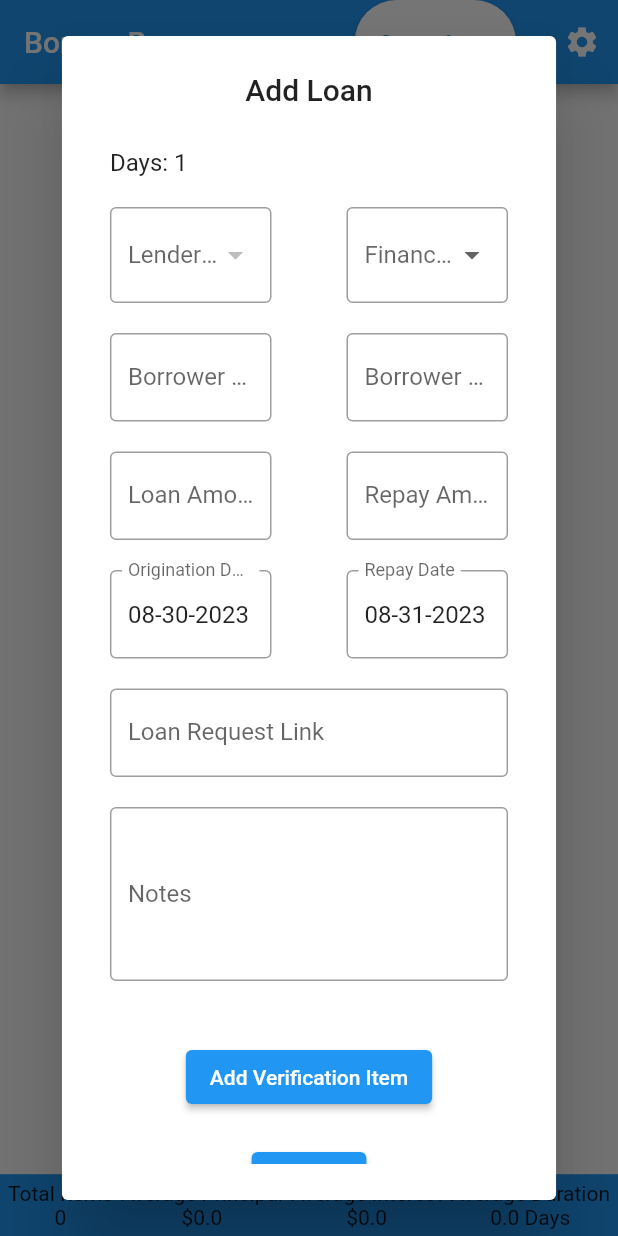
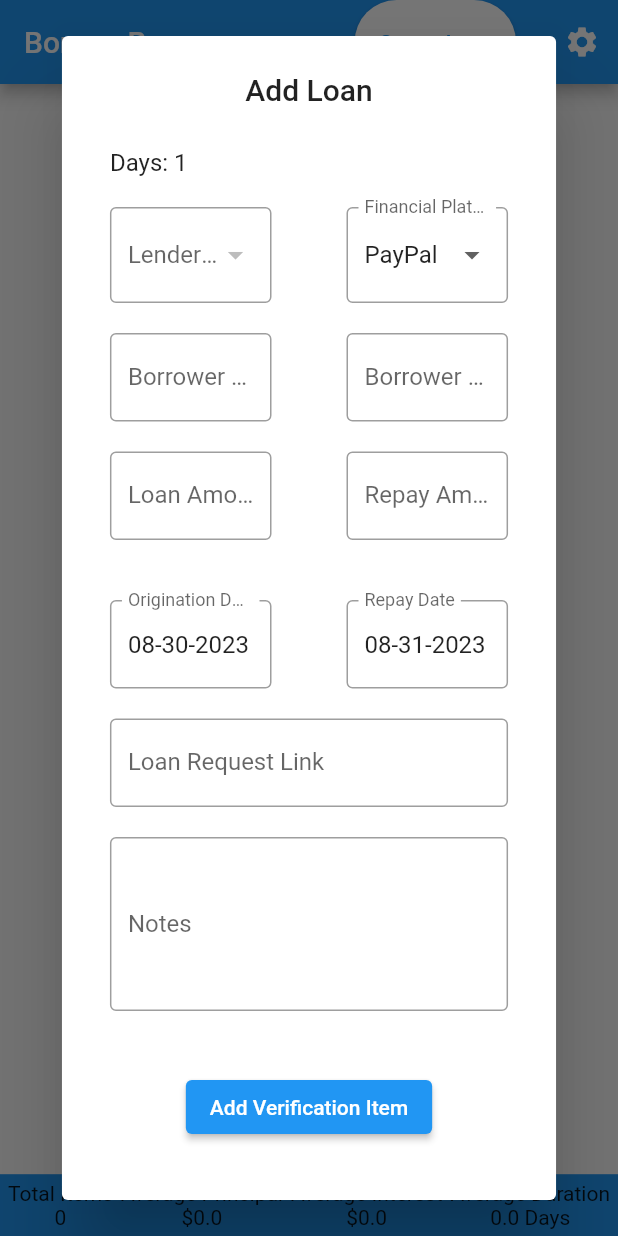
Before and after one commit to mkaramurzin/borrow-breeze, a Flutter app: the screen it shows once a user with an empty profile is signed in, after a tap on "Create a Loan", on a phone screen of 412 x 824 dp. Run offline on Flutter 3.47's test engine with Material 2 defaults, Android fonts, the phone set to English and light mode, and no system bars; our stand-ins replace cloud_firestore, firebase_auth, firebase_core, flutter_spinkit; accounts and stored records are empty.

Commit message:
feat(loan logic): add payment protection fee calculation

```diff
--- a/lib/widgets/loan_form.dart
+++ b/lib/widgets/loan_form.dart
@@ -22,11 +22,13 @@ class _LoanFormDialogState extends State<LoanFormDialog> {
   final GlobalKey<FormState> _formKey = GlobalKey<FormState>();
   List accountNames = [];
   bool showPartialPaymentField = false;
+  TextEditingController loanAmountController = TextEditingController();
+  bool showCalcFee = false;
 
   String status = 'ongoing';
-  String? lenderAccount;
+  String lenderAccount = 'independent';
   String borrowerUsername = '';
-  String? financialPlatform;
+  String financialPlatform = 'PayPal';
   String borrowerName = '';
   double? loanAmount;
   double? repayAmount;
@@ -68,6 +70,9 @@ class _LoanFormDialogState extends State<LoanFormDialog> {
                 'url': item['url'] as String,
               })
           .toList();
+    }
+    if (widget.loan != null) {
+      loanAmountController.text = loanAmount.toString();
     }
   }
 
@@ -300,10 +305,10 @@ class _LoanFormDialogState extends State<LoanFormDialog> {
             child: Column(
               children: [
                 widget.loan != null
-                ? Row(
-                    mainAxisAlignment: MainAxisAlignment.spaceBetween,
-                    children: _buildButtonsBasedOnStatus())
-                : MetricsRow(roi: roi, duration: duration),
+                    ? Row(
+                        mainAxisAlignment: MainAxisAlignment.spaceBetween,
+                        children: _buildButtonsBasedOnStatus())
+                    : MetricsRow(roi: roi, duration: duration),
                 SizedBox(
                   height: 20,
                 ),
@@ -413,8 +418,7 @@ class _LoanFormDialogState extends State<LoanFormDialog> {
                   children: [
                     Expanded(
                       child: TextFormField(
-                        initialValue:
-                            widget.loan != null ? loanAmount.toString() : '',
+                        controller: loanAmountController,
                         keyboardType: TextInputType.number,
                         decoration: InputDecoration(
                           labelText: 'Loan Amount',
@@ -433,6 +437,7 @@ class _LoanFormDialogState extends State<LoanFormDialog> {
                         onChanged: (value) {
                           loanAmount = double.tryParse(value);
                           updateMetrics();
+                          showCalcFee = true;
                         },
                       ),
                     ),
@@ -466,6 +471,27 @@ class _LoanFormDialogState extends State<LoanFormDialog> {
                     ),
                   ],
                 ),
+                SizedBox(
+                  height: 20,
+                ),
+                showCalcFee
+                    ? Row(
+                        children: [
+                          Text('Calculate Fee'),
+                          IconButton(
+                            onPressed: () {
+                              loanAmount =
+                                  LoanLogic.calculatePaymentProtectionFee(
+                                      financialPlatform, loanAmount);
+                              loanAmountController.text = loanAmount.toString();
+                              updateMetrics();
+                              showCalcFee = false;
+                            },
+                            icon: Icon(Icons.autorenew),
+                          )
+                        ],
+                      )
+                    : SizedBox(),
                 SizedBox(
                   height: 20,
                 ),
```
Also changed, not shown: backlog.txt (+5 -8 lines), lib/services/loan_logic.dart (+13 -0 lines), 1 other file.
